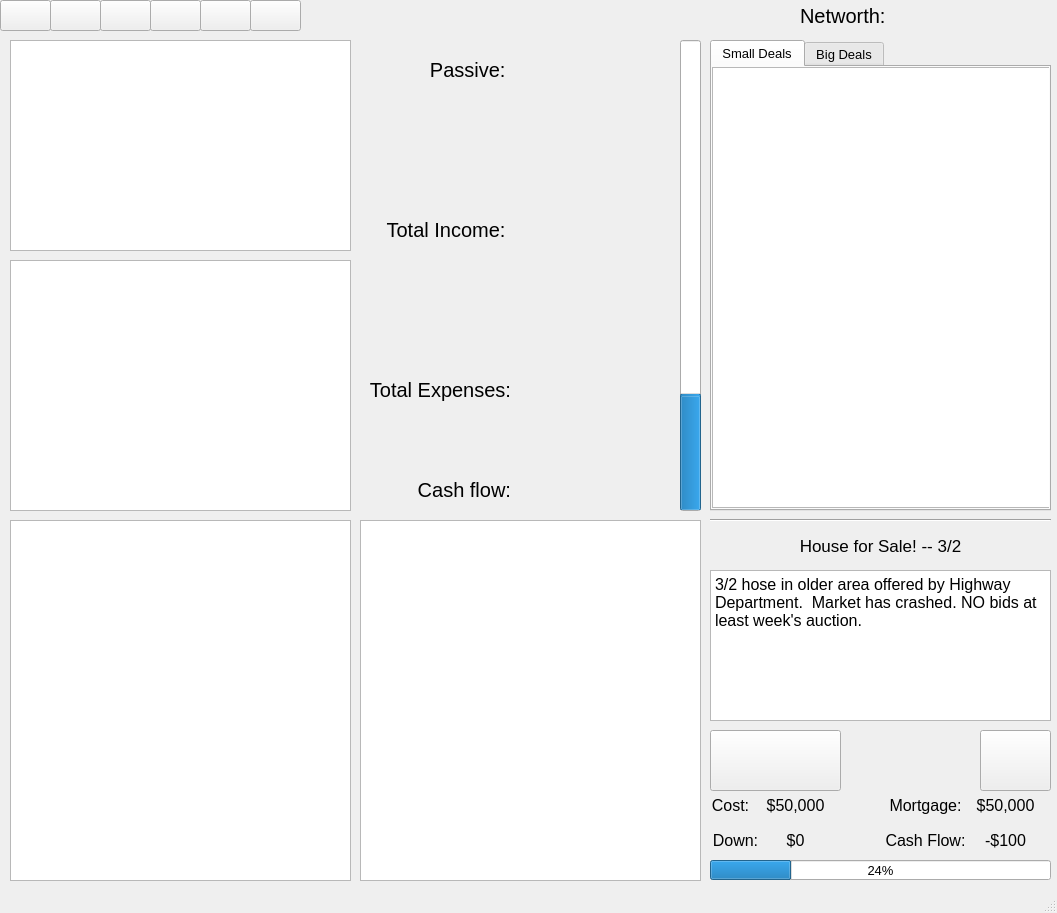
Before: the Qt Designer form guis/financial.ui in Rightside-Two-0/Rightside_Two.0, drawn with Qt 5.
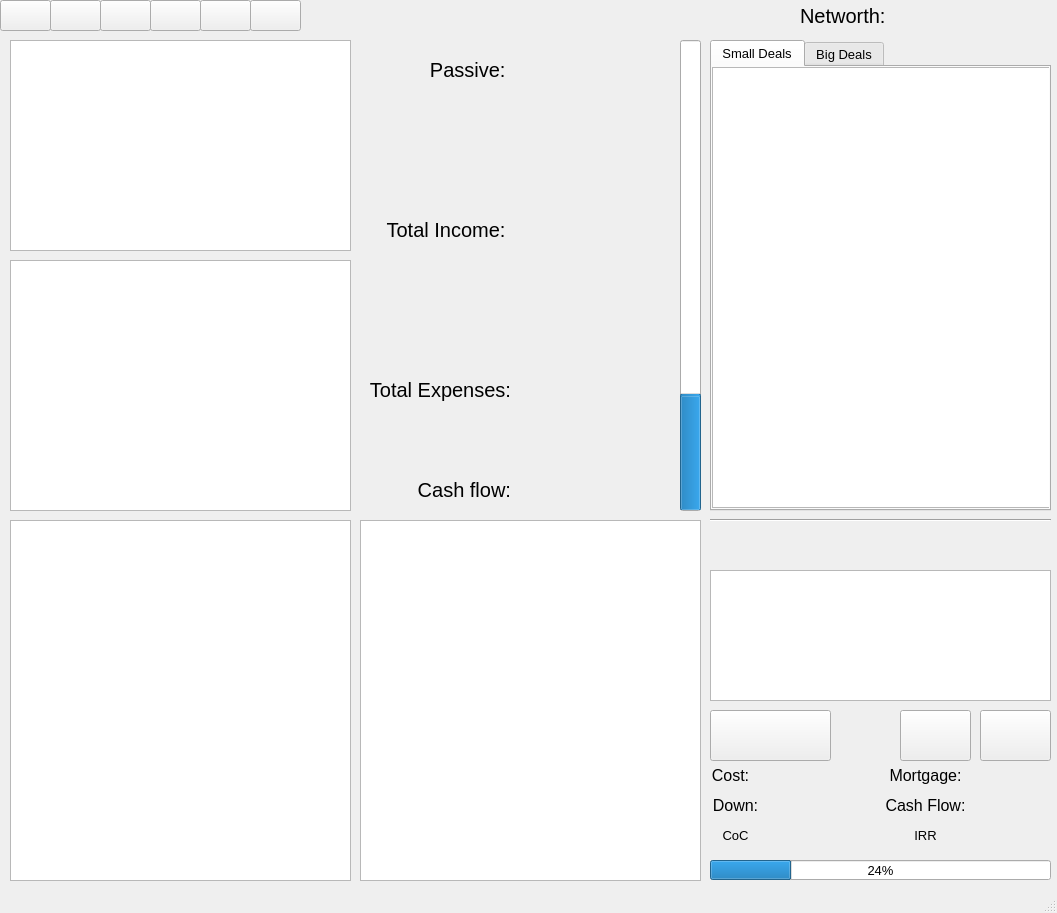
After: the same form once the commit is applied. Icons and pictures are not drawn.

Patch:
```diff
--- a/guis/financial.ui
+++ b/guis/financial.ui
@@ -314,7 +314,7 @@
      </font>
     </property>
     <property name="text">
-     <string>House for Sale! -- 3/2</string>
+     <string/>
     </property>
     <property name="alignment">
      <set>Qt::AlignCenter</set>
@@ -326,7 +326,7 @@
       <x>710</x>
       <y>570</y>
       <width>341</width>
-      <height>151</height>
+      <height>131</height>
      </rect>
     </property>
     <property name="html">
@@ -334,16 +334,16 @@
 &lt;html&gt;&lt;head&gt;&lt;meta name=&quot;qrichtext&quot; content=&quot;1&quot; /&gt;&lt;style type=&quot;text/css&quot;&gt;
 p, li { white-space: pre-wrap; }
 &lt;/style&gt;&lt;/head&gt;&lt;body style=&quot; font-family:'Ubuntu'; font-size:10pt; font-weight:400; font-style:normal;&quot;&gt;
-&lt;p style=&quot; margin-top:0px; margin-bottom:0px; margin-left:0px; margin-right:0px; -qt-block-indent:0; text-indent:0px;&quot;&gt;&lt;span style=&quot; font-size:12pt;&quot;&gt;3/2 hose in older area offered by Highway Department.  Market has crashed. NO bids at least week's auction.&lt;/span&gt;&lt;/p&gt;&lt;/body&gt;&lt;/html&gt;</string>
+&lt;p style=&quot;-qt-paragraph-type:empty; margin-top:0px; margin-bottom:0px; margin-left:0px; margin-right:0px; -qt-block-indent:0; text-indent:0px;&quot;&gt;&lt;br /&gt;&lt;/p&gt;&lt;/body&gt;&lt;/html&gt;</string>
     </property>
    </widget>
    <widget class="QPushButton" name="buy_button">
     <property name="geometry">
      <rect>
       <x>710</x>
-      <y>730</y>
-      <width>131</width>
-      <height>61</height>
+      <y>710</y>
+      <width>121</width>
+      <height>51</height>
      </rect>
     </property>
     <property name="toolTip">
@@ -358,7 +358,7 @@
     </property>
     <property name="iconSize">
      <size>
-      <width>133</width>
+      <width>115</width>
       <height>67</height>
      </size>
     </property>
@@ -367,9 +367,9 @@
     <property name="geometry">
      <rect>
       <x>980</x>
-      <y>730</y>
+      <y>710</y>
       <width>71</width>
-      <height>61</height>
+      <height>51</height>
      </rect>
     </property>
     <property name="toolTip">
@@ -393,7 +393,7 @@
     <property name="geometry">
      <rect>
       <x>710</x>
-      <y>790</y>
+      <y>760</y>
       <width>41</width>
       <height>31</height>
      </rect>
@@ -409,9 +409,9 @@
     <property name="geometry">
      <rect>
       <x>710</x>
-      <y>830</y>
+      <y>790</y>
       <width>51</width>
-      <height>21</height>
+      <height>31</height>
      </rect>
     </property>
     <property name="text">
@@ -425,13 +425,13 @@
     <property name="geometry">
      <rect>
       <x>760</x>
-      <y>790</y>
+      <y>760</y>
       <width>71</width>
       <height>31</height>
      </rect>
     </property>
     <property name="text">
-     <string>&lt;html&gt;&lt;head/&gt;&lt;body&gt;&lt;p&gt;&lt;span style=&quot; font-size:12pt;&quot;&gt;$50,000&lt;/span&gt;&lt;/p&gt;&lt;/body&gt;&lt;/html&gt;</string>
+     <string/>
     </property>
     <property name="alignment">
      <set>Qt::AlignCenter</set>
@@ -441,13 +441,13 @@
     <property name="geometry">
      <rect>
       <x>760</x>
-      <y>820</y>
+      <y>790</y>
       <width>71</width>
-      <height>41</height>
+      <height>31</height>
      </rect>
     </property>
     <property name="text">
-     <string>&lt;html&gt;&lt;head/&gt;&lt;body&gt;&lt;p&gt;&lt;span style=&quot; font-size:12pt;&quot;&gt;$0&lt;/span&gt;&lt;/p&gt;&lt;/body&gt;&lt;/html&gt;</string>
+     <string/>
     </property>
     <property name="alignment">
      <set>Qt::AlignCenter</set>
@@ -457,7 +457,7 @@
     <property name="geometry">
      <rect>
       <x>880</x>
-      <y>790</y>
+      <y>760</y>
       <width>91</width>
       <height>31</height>
      </rect>
@@ -473,13 +473,13 @@
     <property name="geometry">
      <rect>
       <x>960</x>
-      <y>790</y>
+      <y>760</y>
       <width>91</width>
       <height>31</height>
      </rect>
     </property>
     <property name="text">
-     <string>&lt;html&gt;&lt;head/&gt;&lt;body&gt;&lt;p&gt;&lt;span style=&quot; font-size:12pt;&quot;&gt;$50,000&lt;/span&gt;&lt;/p&gt;&lt;/body&gt;&lt;/html&gt;</string>
+     <string/>
     </property>
     <property name="alignment">
      <set>Qt::AlignCenter</set>
@@ -489,9 +489,9 @@
     <property name="geometry">
      <rect>
       <x>880</x>
-      <y>820</y>
+      <y>790</y>
       <width>91</width>
-      <height>41</height>
+      <height>31</height>
      </rect>
     </property>
     <property name="text">
@@ -501,17 +501,17 @@
      <set>Qt::AlignCenter</set>
     </property>
    </widget>
-   <widget class="QLabel" name="cashflow_2">
+   <widget class="QLabel" name="cashflow_display">
     <property name="geometry">
      <rect>
       <x>960</x>
-      <y>820</y>
+      <y>790</y>
       <width>91</width>
-      <height>41</height>
+      <height>31</height>
      </rect>
     </property>
     <property name="text">
-     <string>&lt;html&gt;&lt;head/&gt;&lt;body&gt;&lt;p&gt;&lt;span style=&quot; font-size:12pt;&quot;&gt;-$100&lt;/span&gt;&lt;/p&gt;&lt;/body&gt;&lt;/html&gt;</string>
+     <string/>
     </property>
     <property name="alignment">
      <set>Qt::AlignCenter</set>
@@ -835,6 +835,96 @@
      </property>
     </widget>
    </widget>
+   <widget class="QLabel" name="irr_display">
+    <property name="geometry">
+     <rect>
+      <x>960</x>
+      <y>820</y>
+      <width>91</width>
+      <height>31</height>
+     </rect>
+    </property>
+    <property name="text">
+     <string/>
+    </property>
+    <property name="alignment">
+     <set>Qt::AlignCenter</set>
+    </property>
+   </widget>
+   <widget class="QLabel" name="coc_display">
+    <property name="geometry">
+     <rect>
+      <x>760</x>
+      <y>820</y>
+      <width>71</width>
+      <height>31</height>
+     </rect>
+    </property>
+    <property name="text">
+     <string/>
+    </property>
+    <property name="alignment">
+     <set>Qt::AlignCenter</set>
+    </property>
+   </widget>
+   <widget class="QLabel" name="down_2">
+    <property name="geometry">
+     <rect>
+      <x>710</x>
+      <y>820</y>
+      <width>51</width>
+      <height>31</height>
+     </rect>
+    </property>
+    <property name="text">
+     <string>CoC</string>
+    </property>
+    <property name="alignment">
+     <set>Qt::AlignCenter</set>
+    </property>
+   </widget>
+   <widget class="QLabel" name="cashflow_2">
+    <property name="geometry">
+     <rect>
+      <x>880</x>
+      <y>820</y>
+      <width>91</width>
+      <height>31</height>
+     </rect>
+    </property>
+    <property name="text">
+     <string>IRR</string>
+    </property>
+    <property name="alignment">
+     <set>Qt::AlignCenter</set>
+    </property>
+   </widget>
+   <widget class="QPushButton" name="analyze_button_2">
+    <property name="geometry">
+     <rect>
+      <x>900</x>
+      <y>710</y>
+      <width>71</width>
+      <height>51</height>
+     </rect>
+    </property>
+    <property name="toolTip">
+     <string>&lt;html&gt;&lt;head/&gt;&lt;body&gt;&lt;p&gt;Analyze Property&lt;/p&gt;&lt;/body&gt;&lt;/html&gt;</string>
+    </property>
+    <property name="text">
+     <string/>
+    </property>
+    <property name="icon">
+     <iconset>
+      <normaloff>../../../../icons/magnifier-zoom.png</normaloff>../../../../icons/magnifier-zoom.png</iconset>
+    </property>
+    <property name="iconSize">
+     <size>
+      <width>16</width>
+      <height>16</height>
+     </size>
+    </property>
+   </widget>
   </widget>
   <widget class="QStatusBar" name="statusbar"/>
   <action name="actionIncome">
```
Left out of the diff: 4 changed lines with no effect on the pictures.
